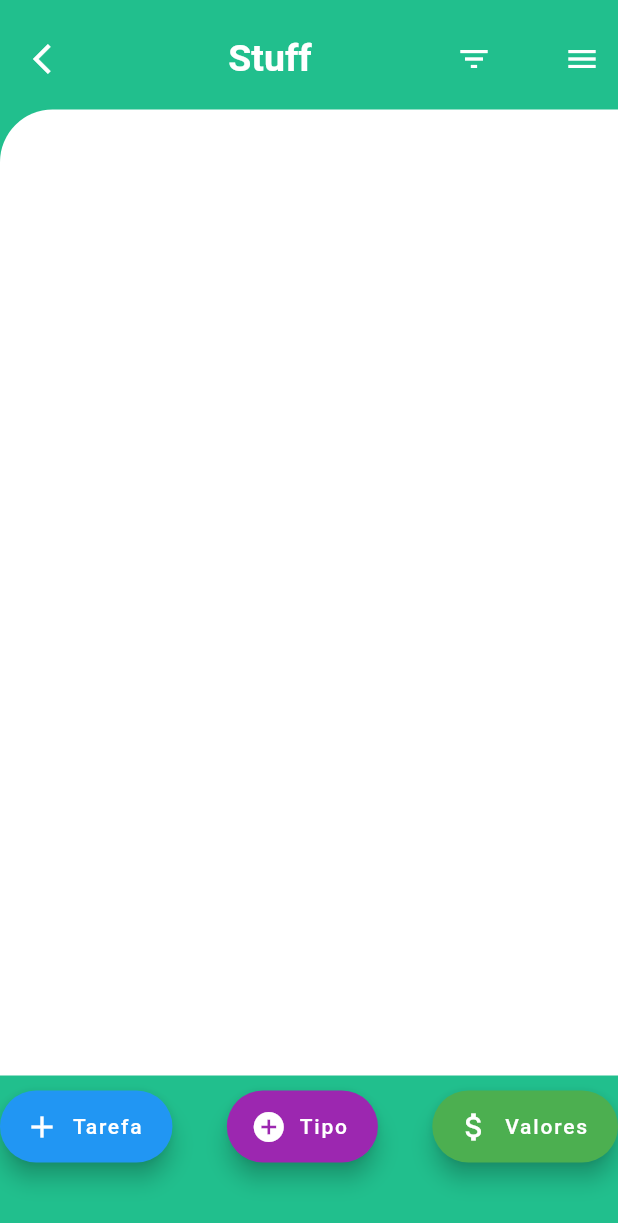
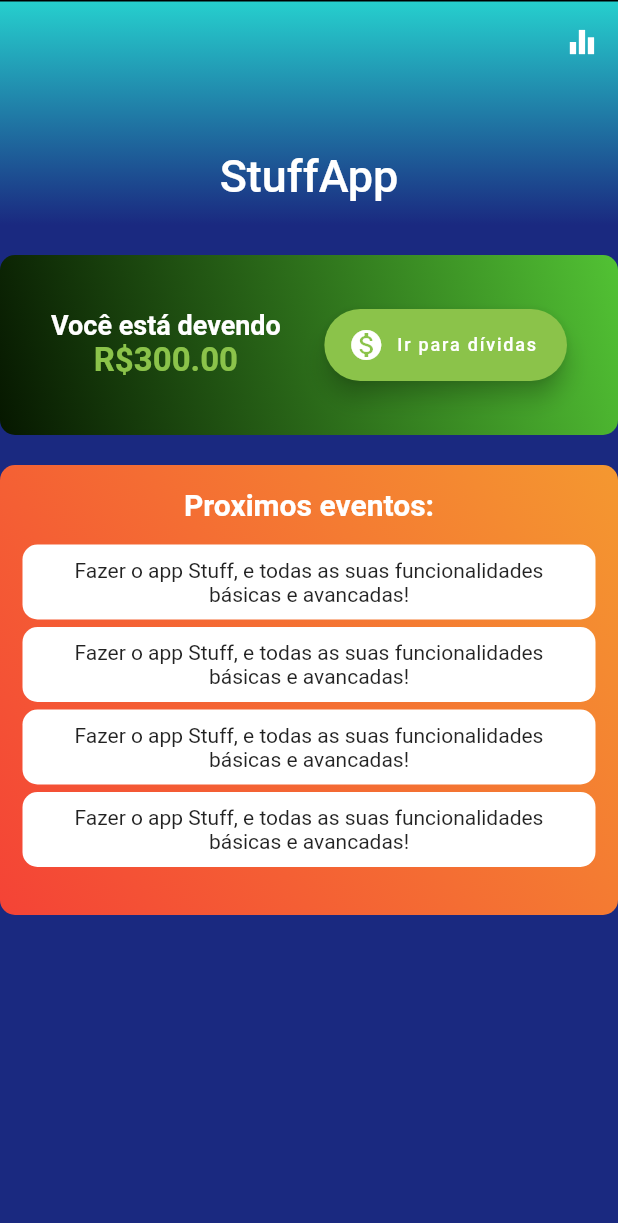
Before and after one commit to RanielEvan/StuffApp, a Flutter app: the screen it shows after launch, on a phone screen of 412 x 824 dp. Shown: the top 1223 px of the screen. Run offline on Flutter 3.47's test engine with Material 2 defaults, Android fonts, the phone set to English and light mode, and no system bars; Roboto replaces fonts that are missing (MoonGet).

Commit message:
2 - Algumas modificacoes

```diff
--- a/stuff/lib/app.dart
+++ b/stuff/lib/OLD/app.dart
@@ -1,9 +1,8 @@
 import 'package:flutter/material.dart';
-import 'package:stuff/views/home/home.dart';
 
 class AppTree extends StatefulWidget {
 
-  @override
+@override
   _AppTreeState createState() => _AppTreeState();
 }
 
@@ -63,9 +62,9 @@ class _AppTreeState extends State<AppTree> {
         controller: controller,
         pageSnapping: true,
         children: [
-          Home(), //Home View
-          Pagina2(),
-          Pagina3(),
+          // Home(), //Home View
+          // Pagina2(),
+          // Pagina3(),
         ],
       ),
 
@@ -75,51 +74,3 @@ class _AppTreeState extends State<AppTree> {
     );
   }
 }
-
-
-
-class Pagina2 extends StatelessWidget {
-  @override
-  Widget build(BuildContext context) {
-    return Container(
-      color: Colors.white,
-      child: Card(
-        color: Colors.lightBlue,
-        elevation: 4,
-        margin: EdgeInsets.all(24),
-        child: Center(
-          child: Text(
-            "Pagina 2!",
-            style: TextStyle(
-              color: Colors.white,
-              fontSize: 24
-            ),
-          ),
-        )
-      )
-    );
-  }
-}
-
-class Pagina3 extends StatelessWidget {
-  @override
-  Widget build(BuildContext context) {
-    return Container(
-      color: Colors.white,
-      child: Card(
-        color: Colors.lightBlue,
-        elevation: 4,
-        margin: EdgeInsets.all(24),
-        child: Center(
-          child: Text(
-            "Pagina 3 Porra!",
-            style: TextStyle(
-              color: Colors.white,
-              fontSize: 24
-            ),
-          ),
-        )
-      )
-    );
-  }
-}
--- /dev/null
+++ b/stuff/lib/components/dividasDash.dart
@@ -0,0 +1,80 @@
+import 'package:flutter/material.dart';
+
+Widget displayDividas() => Container(
+
+  height: 120.0,
+
+  decoration: BoxDecoration(
+    // color: Colors.white10,
+    gradient: LinearGradient(
+      begin: Alignment.topRight,
+      end: Alignment.bottomLeft,
+      colors: [Color(0xFF52C234), Color(0xFF061700)]
+    ),
+    borderRadius: BorderRadius.all(Radius.circular(10)),
+  ),
+
+  child: Row(
+    mainAxisAlignment: MainAxisAlignment.spaceBetween,
+    children: <Widget>[
+
+      Padding(
+        padding: EdgeInsets.only(left:5.0)
+      ),
+
+      Row(
+        children: <Widget>[
+
+          Column(
+            mainAxisAlignment: MainAxisAlignment.center,
+            children: <Widget>[
+
+              Text("Você está devendo",
+                textAlign: TextAlign.left,
+                style: TextStyle(
+                  fontSize: 18.0,
+                  fontWeight: FontWeight.bold,
+                ),
+              ),
+
+              Text("R\$300.00",
+                textAlign: TextAlign.center,
+                style: TextStyle(
+                  fontSize: 22.0,
+                  fontWeight: FontWeight.bold,
+                  color: Colors.lightGreen,
+                ),
+              ),
+
+            ],
+          ),
+        ],
+      ),
+
+      FloatingActionButton.extended(
+
+        heroTag: "detalhesDividas",
+        backgroundColor: Colors.lightGreen,
+        onPressed: ()  { /*LOGICA*/ },
+        label: Text("Ir para dívidas",
+          style: TextStyle(
+            color: Colors.white,
+            fontSize: 12.0,
+          ),
+        ),
+        icon: Icon(
+          Icons.monetization_on,
+          color: Colors.white,
+        ),
+      ),
+
+
+      Padding(
+        padding: EdgeInsets.only(right:5.0)
+      ),
+
+    ],
+  )  ,
+
+
+);
--- /dev/null
+++ b/stuff/lib/components/eventosDash.dart
@@ -0,0 +1,85 @@
+import 'package:flutter/material.dart';
+
+
+Widget displayEventos(BuildContext context) => Container(
+
+  height: 300,
+  // height: MediaQuery.of(context).size.height/1.5,
+
+  // color: Color(0xFFF49830),
+
+  decoration: BoxDecoration(
+    borderRadius: BorderRadius.all(Radius.circular(10)),
+    gradient: LinearGradient(
+        begin: Alignment.topRight,
+        end: Alignment.bottomLeft,
+        colors: [Color(0xFFF49830), Colors.red]
+      ),
+  ),
+
+  child: Row(
+    // mainAxisAlignment: MainAxisAlignment.spaceBetween,
+    children: <Widget>[
+
+      Padding(
+        padding: EdgeInsets.all(15.0),
+        child: Column(
+            children: <Widget>[
+
+              Text("Proximos eventos:",
+                textAlign: TextAlign.left,
+                style: TextStyle(
+                  fontSize: 20.0,
+                  fontWeight: FontWeight.bold,
+                ),
+              ),
+
+              Padding(
+                padding: EdgeInsets.only(top: 15.0),
+              ),
+
+              Container(
+                child: Column(
+                  children: <Widget>[
+                    eventoItem(context),
+                    eventoItem(context),
+                    eventoItem(context),
+                    eventoItem(context),
+                  ],
+
+                ),
+
+              ),
+
+            ],
+          ),
+
+      ),
+    ]
+  )
+);
+
+
+Widget eventoItem(BuildContext ctx) => Padding(
+  padding: EdgeInsets.only(bottom: 5),
+
+  child: Container(
+    height: 50,
+    width: MediaQuery.of(ctx).size.width - 30,
+    decoration: BoxDecoration(
+      color: Colors.white,
+      borderRadius: BorderRadius.all(Radius.circular(10)),
+    ),
+    alignment: Alignment.center,
+    padding: EdgeInsets.only(left: 30, right: 30),
+
+    child: Text("Fazer o app Stuff, e todas as suas funcionalidades básicas e avancadas!",
+      style: TextStyle(
+        backgroundColor: Colors.white,
+        color: Colors.black87,
+      ),
+      textAlign: TextAlign.center,
+
+    ),
+  ),
+);
--- a/stuff/lib/main.dart
+++ b/stuff/lib/main.dart
@@ -1,6 +1,5 @@
 import 'package:flutter/material.dart';
-import 'package:stuff/views/home/home.dart';
-import 'app.dart';
+import 'package:stuff/views/dashboard/stuff_dash.dart';
 
 void main() => runApp(StuffApp());
 
@@ -16,14 +15,15 @@ class StuffApp extends StatelessWidget {
       theme: ThemeData(
         // This is the theme of your application.
         primarySwatch: Colors.deepPurple,
+        brightness: Brightness.dark, //DARKTHEME
       ),
 
-      darkTheme: ThemeData(
-        brightness: Brightness.dark,
-      ),
+      // darkTheme: ThemeData(
+      //   brightness: Brightness.dark,
+      // ),
 
       // home: AppTree(),
-      home: Home(),
+      home: Dashboard(),
     );
   }
 }
--- a/stuff/lib/views/home/home.dart
+++ b/stuff/lib/views/dashboard/dashboard.dart
@@ -1,14 +1,20 @@
+import 'package:flutter/cupertino.dart';
 import 'package:flutter/material.dart';
 
-class Home extends StatefulWidget {
-
-  @override
-  _HomeState createState() => _HomeState();
+class Dashboard extends StatefulWidget {
+    @override
+    _DashboardState createState() => _DashboardState();
 }
 
 
 
-class _HomeState extends State<Home> {
+class _DashboardState extends State<Dashboard> {
+
+  //Variaveis
+  final controller = PageController(
+    initialPage: 0,
+  );
+
 
   @override
   Widget build(BuildContext context) {
@@ -72,7 +78,7 @@ class _HomeState extends State<Home> {
               ],
             ),
           ),
-          //== APPBAR ===
+
 
           SizedBox(height: 10.0), //DISTANCIA
 
@@ -83,29 +89,41 @@ class _HomeState extends State<Home> {
             height: MediaQuery.of(context).size.height - 180,
             decoration: BoxDecoration(
               color: Colors.white, //FUNDO
-              borderRadius: BorderRadius.only(topLeft: Radius.circular(35)),
+              borderRadius: BorderRadius.only(topLeft: Radius.circular(20), bottomLeft: Radius.circular(20)),
             ),
 
             //Lista de Itens
-            child: ListView(
-              primary: false,
-              padding: EdgeInsets.only(top: 45.0), //Margem de Cima..
-              children: <Widget>[ //Listagem
-                Padding(
-                  padding: EdgeInsets.only(top: 150.0),
-                  child:Container(
-                    height: MediaQuery.of(context).size.height - 300.0,
-                    child:ListView(
-                      children: <Widget>[
+            child:
+            // ListView(
+            //   primary: false,
+            //   padding: EdgeInsets.only(top: 45.0), //Margem de Cima..
+            //   children: <Widget>[ //Listagem
+            //     Padding(
+            //       padding: EdgeInsets.only(top: 150.0),
+            //       child:Container(
+            //         height: MediaQuery.of(context).size.height - 300.0,
+            //         child:ListView(
+            //           children: <Widget>[
 
-                        //ADD FILHOS
+            //             //ADD FILHOS
 
-                      ],
-                    )
-                  )
-                )
+            //           ],
+            //         )
+            //       )
+            //     )
+            //   ],
+            // ),
+            PageView( //PAGINAS DA VIEW
+              controller: controller,
+              pageSnapping: true,
+              children: [
+                Pagina1(), //Home View
+                Pagina2(),
+                Pagina3(),
               ],
             ),
+
+
           ),
 
           SizedBox(height: 10.0), //DISTANCIA
@@ -113,7 +131,7 @@ class _HomeState extends State<Home> {
           //ACOES DE BAIXO
           Container(
                 alignment: Alignment.bottomCenter,
-                  width: 120.0,
+                  //width: 120.0,
                   child: Row(
                     mainAxisAlignment: MainAxisAlignment.spaceBetween,
                     children: <Widget>[
@@ -172,77 +190,6 @@ class _HomeState extends State<Home> {
                 ),
 
 
-          // Stack(
-          //   children: <Widget>[
-          //     Align(
-          //       alignment: Alignment.bottomLeft,
-          //       child: Padding(
-          //         padding: EdgeInsets.only(left:24.0),
-
-          //         child: FloatingActionButton.extended(
-          //           heroTag: "direction",
-          //           backgroundColor: Colors.blue,
-          //           onPressed: () => setState(() {
-          //              //LOGICA
-          //           }),
-          //           icon: Icon(
-          //             Icons.add,
-          //             color: Colors.white,
-          //           ),
-          //           label: Text("Tarefa"),
-
-          //         )
-
-          //       ),
-          //     ),
-
-          //     Align(
-          //       alignment: Alignment.bottomCenter,
-          //       child: Padding(
-          //         padding: EdgeInsets.only(left:0.0),
-
-          //         child: FloatingActionButton.extended(
-          //           heroTag: "speed",
-          //           backgroundColor: Colors.green,
-          //           onPressed: () => setState(() {
-          //              //LOGICA
-          //           }),
-          //           icon: Icon(
-          //             Icons.add,
-          //             color: Colors.white,
-          //           ),
-          //           label: Text("Tipo"),
-
-          //         )
-
-          //       ),
-          //     ),
-
-          //     Align(
-          //       alignment: Alignment.bottomRight,
-          //       child: Padding(
-          //         padding: EdgeInsets.only(right:24.0),
-
-          //         child: FloatingActionButton.extended(
-          //           heroTag: "outro",
-          //           backgroundColor: Colors.red,
-          //           onPressed: () => setState(() {
-          //              //LOGICA
-          //           }),
-          //           icon: Icon(
-          //             Icons.attach_money,
-          //             color: Colors.white,
-          //           ),
-          //           label: Text(""),
-
-          //         )
-
-          //       ),
-          //     )
-
-          //   ],
-          // )
-
         ],
 
       )
@@ -250,3 +197,74 @@ class _HomeState extends State<Home> {
     );
   }
 }
+
+
+
+class Pagina1 extends StatelessWidget {
+  @override
+  Widget build(BuildContext context) {
+    return Container(
+      color: Colors.white,
+      child: Card(
+        color: Colors.lightBlue,
+        elevation: 4,
+        margin: EdgeInsets.all(24),
+        child: Center(
+          child: Text(
+            "Pagina 1!",
+            style: TextStyle(
+              color: Colors.white,
+              fontSize: 24
+            ),
+          ),
+        )
+      )
+    );
+  }
+}
+
+class Pagina2 extends StatelessWidget {
+  @override
+  Widget build(BuildContext context) {
+    return Container(
+      color: Colors.white,
+      child: Card(
+        color: Colors.lightBlue,
+        elevation: 4,
+        margin: EdgeInsets.all(24),
+        child: Center(
+          child: Text(
+            "Pagina 2!",
+            style: TextStyle(
+              color: Colors.white,
+              fontSize: 24
+            ),
+          ),
+        )
+      )
+    );
+  }
+}
+
+class Pagina3 extends StatelessWidget {
+  @override
+  Widget build(BuildContext context) {
+    return Container(
+      color: Colors.white,
+      child: Card(
+        color: Colors.lightBlue,
+        elevation: 4,
+        margin: EdgeInsets.all(24),
+        child: Center(
+          child: Text(
+            "Pagina 3 Porra!",
+            style: TextStyle(
+              color: Colors.white,
+              fontSize: 24
+            ),
+          ),
+        )
+      )
+    );
+  }
+}
--- /dev/null
+++ b/stuff/lib/views/dashboard/stuff_dash.dart
@@ -0,0 +1,134 @@
+import 'package:flutter/material.dart';
+
+import 'package:stuff/components/dividasDash.dart'; //DividasDASH
+import 'package:stuff/components/eventosDash.dart'; //TarefasDASH
+
+
+class Dashboard extends StatefulWidget {
+  @override
+  _DashboardState createState() => _DashboardState();
+}
+
+class _DashboardState extends State<Dashboard> {
+  @override
+  Widget build(BuildContext context) {
+    return Scaffold(
+
+      // backgroundColor: Color(0xFF2A0845),
+      backgroundColor: Color(0xFF1A2980),
+
+      body: CustomScrollView(
+
+        slivers: <Widget>[
+
+          //APP BAR
+          SliverAppBar(
+            backgroundColor: Color(0xFF1A2980),
+            floating: false,
+            pinned: true,
+            expandedHeight: 150.0,
+
+            flexibleSpace: FlexibleSpaceBar(
+
+              centerTitle: true,
+              title: Text("StuffApp",
+                style: TextStyle(
+                  color: Colors.white,
+                  fontSize: 20.0,
+                  fontFamily: "MoonGet"),
+                ),
+
+                background: Container(
+
+                  decoration: BoxDecoration(
+
+                    gradient: LinearGradient(
+                      begin: Alignment.topCenter,
+                      end: Alignment.bottomCenter,
+                      colors: [Color(0xFF26D0CE), Color(0xFF1A2980)]
+                    ),
+
+
+                    border: Border(
+                      top: BorderSide(
+                        // color: Colors.black26,
+                        width: 1.0,
+                      )
+                    )
+                  ),
+                ),
+            ),
+
+            actions: <Widget>[
+              IconButton(
+                icon: Icon(Icons.equalizer),
+                onPressed: () {},
+                // => Navigator.push(context, MaterialPageRoute()
+              )
+            ],
+          ),
+
+
+          SliverList(
+              delegate: SliverChildListDelegate(
+              [
+                prePadding(),
+                displayDividas(),
+
+                prePadding(),
+                displayEventos(context),
+                // listItem("Item56"),
+                // listItem("Item126"),
+              ]
+            ),
+
+          ),
+
+        ],
+      ),
+
+    );
+  }
+
+}
+
+
+Widget prePadding() => Padding(
+  padding: EdgeInsets.only(top: 20),
+);
+
+// Widget listItem(String title) => Container(
+//   height: 200.0,
+//   color: Colors.white,
+
+//   child: Center(
+//     child: Text("title",
+//       textAlign: TextAlign.center,
+//       style: TextStyle(
+//         color: Colors.black45,
+//         fontSize: 18.0,
+//         fontWeight: FontWeight.bold
+//       ),
+
+//     )
+//   )
+// );
+
+
+
+// Widget tarefasItem(String title) => Container(
+//   height: 50.0,
+//   color: Colors.white,
+
+//   child: Center(
+//     child: Text("title",
+//       textAlign: TextAlign.center,
+//       style: TextStyle(
+//         color: Colors.black45,
+//         fontSize: 15.0,
+//         fontWeight: FontWeight.bold
+//       ),
+
+//     )
+//   )
+// );
```
Also changed, not shown: stuff/lib/views/dashboard/form.dart (renamed from stuff/lib/views/home/form.dart).
